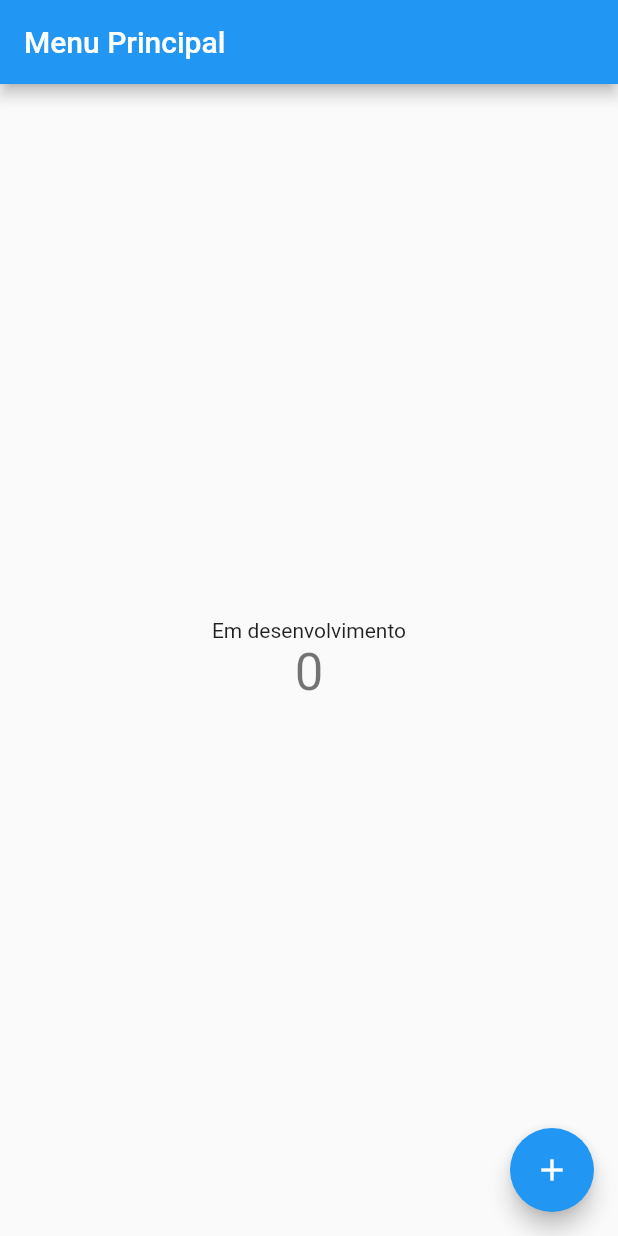
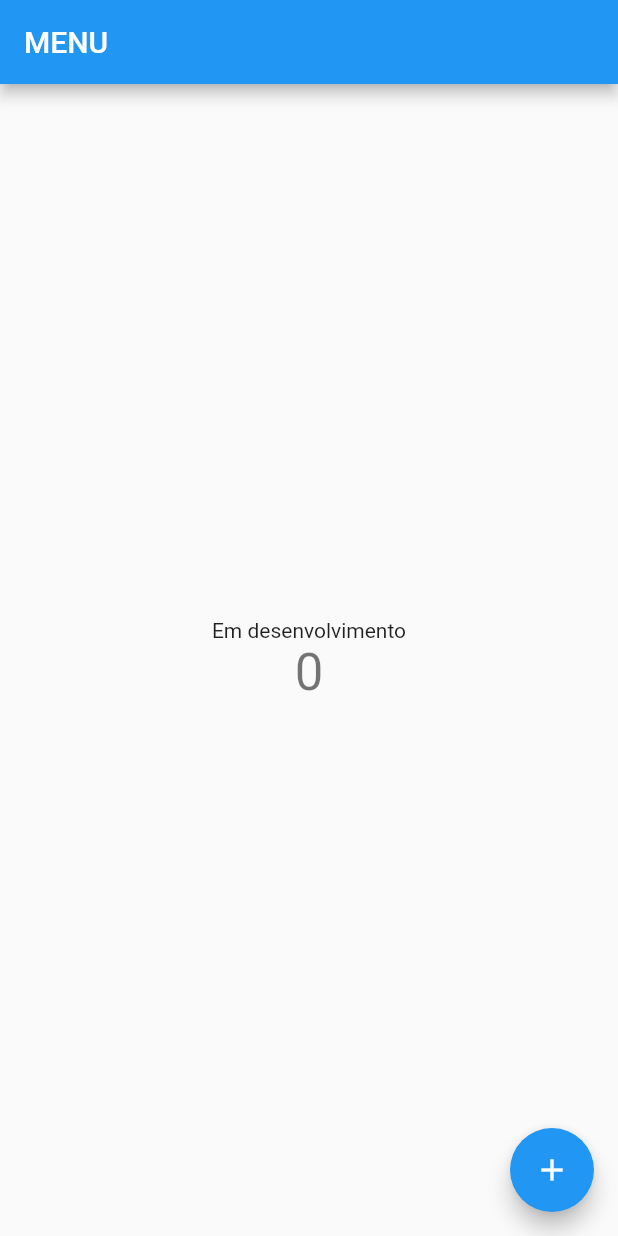
Before and after one commit to Lucasdsf/Map4u, a Flutter app: the screen it shows after launch, on a phone screen of 412 x 824 dp. Run offline on Flutter 3.47's test engine with Material 2 defaults, Android fonts, the phone set to English and light mode, and no system bars; our stand-ins replace form_field_validator, sqflite; accounts and stored records are empty.

```diff
--- a/lib/main.dart
+++ b/lib/main.dart
@@ -24,7 +24,7 @@ class MyApp extends StatelessWidget {
         // is not restarted.
         primarySwatch: Colors.blue,
       ),
-      home: const MyHomePage(title: 'Menu Principal'),
+      home: const MyHomePage(title: 'MENU'),
     );
   }
 }
```
